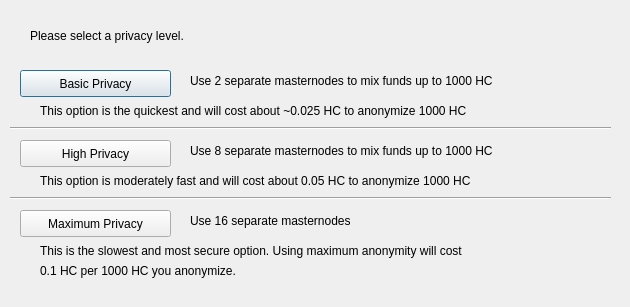
This is src/qt/forms/darksendconfig.ui in cbtc/anewcoin as Qt 5 draws it before an edit. The edited form follows.
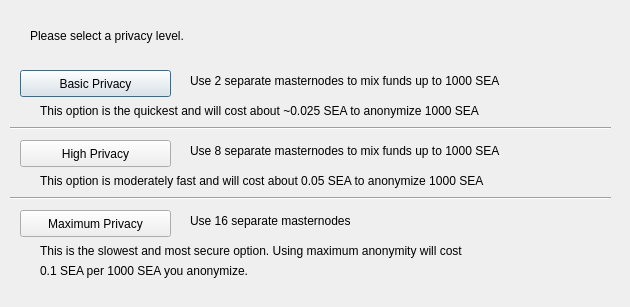
This is the edited form.

```diff
--- a/src/qt/forms/darksendconfig.ui
+++ b/src/qt/forms/darksendconfig.ui
@@ -75,7 +75,7 @@
     </rect>
    </property>
    <property name="text">
-    <string>Use 2 separate masternodes to mix funds up to 1000 HC</string>
+    <string>Use 2 separate masternodes to mix funds up to 1000 SEA</string>
    </property>
   </widget>
   <widget class="QLabel" name="label_3">
@@ -88,7 +88,7 @@
     </rect>
    </property>
    <property name="text">
-    <string>Use 8 separate masternodes to mix funds up to 1000 HC</string>
+    <string>Use 8 separate masternodes to mix funds up to 1000 SEA</string>
    </property>
   </widget>
   <widget class="QLabel" name="label_4">
@@ -114,7 +114,7 @@
     </rect>
    </property>
    <property name="text">
-    <string>This option is the quickest and will cost about ~0.025 HC to anonymize 1000 HC</string>
+    <string>This option is the quickest and will cost about ~0.025 SEA to anonymize 1000 SEA</string>
    </property>
   </widget>
   <widget class="QLabel" name="label_7">
@@ -127,7 +127,7 @@
     </rect>
    </property>
    <property name="text">
-    <string>This option is moderately fast and will cost about 0.05 HC to anonymize 1000 HC</string>
+    <string>This option is moderately fast and will cost about 0.05 SEA to anonymize 1000 SEA</string>
    </property>
   </widget>
   <widget class="QLabel" name="label_8">
@@ -153,7 +153,7 @@
     </rect>
    </property>
    <property name="text">
-    <string>0.1 HC per 1000 HC you anonymize.</string>
+    <string>0.1 SEA per 1000 SEA you anonymize.</string>
    </property>
   </widget>
   <widget class="Line" name="line">
```
